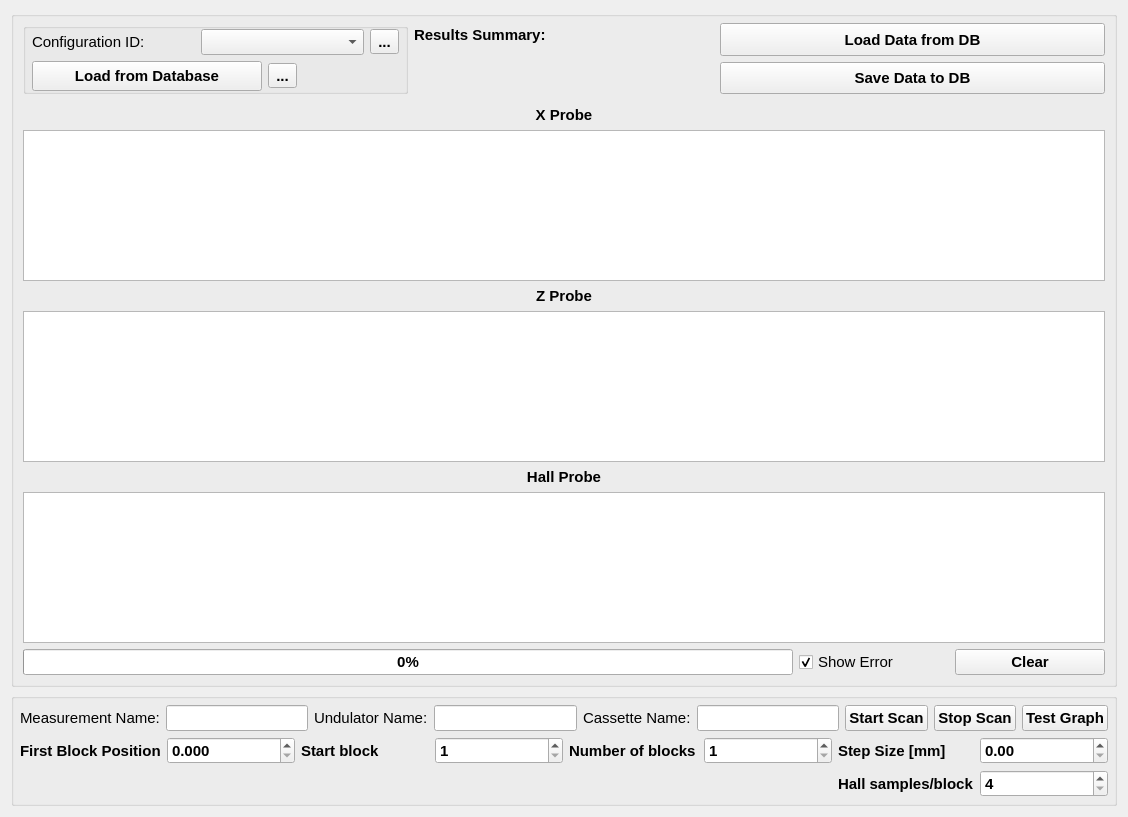
lnls-ima/delta-assembly-bench, file deltabench/gui/ui/scanwidget.ui: the form before one commit.
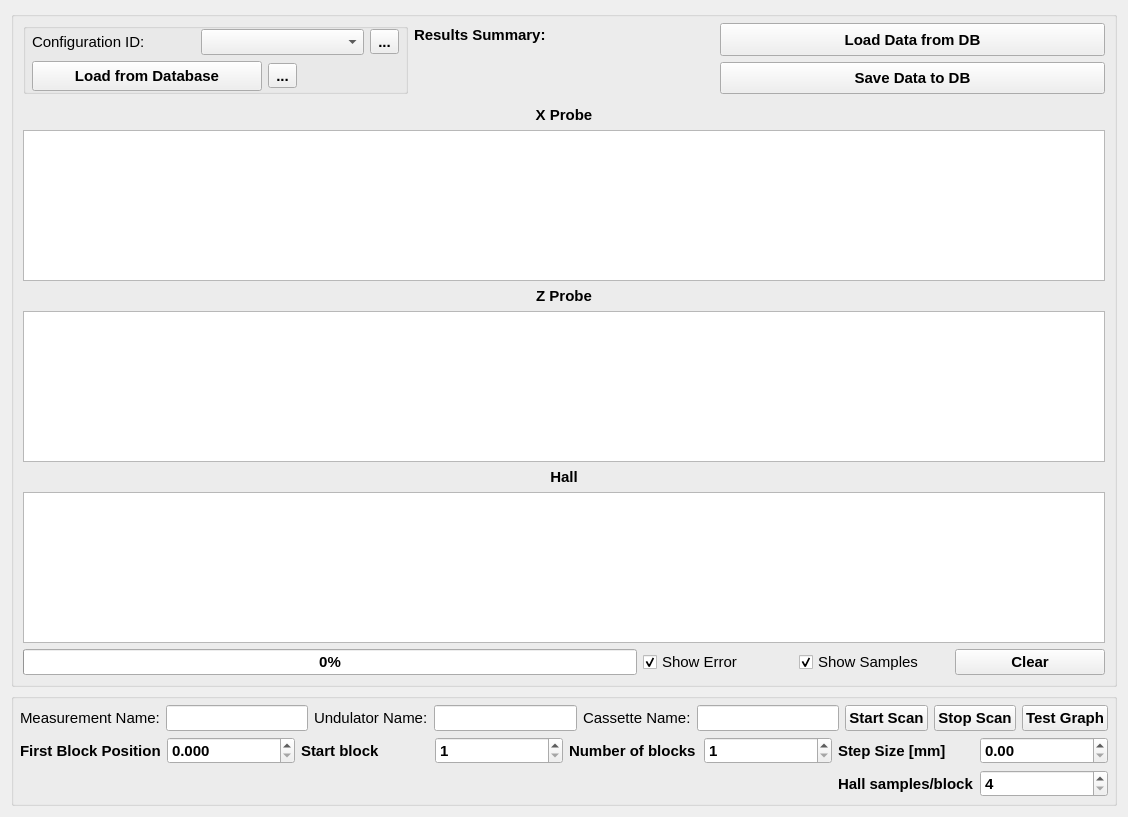
The form after the commit. Icons and pictures are not drawn. Custom widgets are drawn as their Qt base class.

Commit message:
Add option to hide error/ sample data in scan tab
Since the error range could be a lot smaller than the
sample values, this commit adds an option to hide sample
data and autoscale graph allowing error data to be better
visualized in the scan tab.

An alternative would be to add another scale to the plot.
At the moment there is no straightforward approach for
doing that with the PyQt PlotWidget, so it is left as a
possible future improvement, since the current solution
meets the application needs.

What changed in the file:
```diff
--- a/deltabench/gui/ui/scanwidget.ui
+++ b/deltabench/gui/ui/scanwidget.ui
@@ -388,6 +388,31 @@
             </property>
            </widget>
           </item>
+          <item>
+           <widget class="QCheckBox" name="chb_show_samples">
+            <property name="maximumSize">
+             <size>
+              <width>150</width>
+              <height>16777215</height>
+             </size>
+            </property>
+            <property name="font">
+             <font>
+              <weight>50</weight>
+              <bold>false</bold>
+             </font>
+            </property>
+            <property name="toolTip">
+             <string>Show error in plots</string>
+            </property>
+            <property name="text">
+             <string>Show Samples</string>
+            </property>
+            <property name="checked">
+             <bool>true</bool>
+            </property>
+           </widget>
+          </item>
           <item>
            <widget class="QPushButton" name="pbt_clear_all">
             <property name="sizePolicy">
@@ -459,7 +484,7 @@
         <item row="6" column="0" colspan="2">
          <widget class="QLabel" name="label_4">
           <property name="text">
-           <string>Hall Probe</string>
+           <string>Hall</string>
           </property>
           <property name="alignment">
            <set>Qt::AlignCenter</set>
```
Left out of the diff: 14 changed lines with no effect on the pictures. The commit also changes 1 other file.
